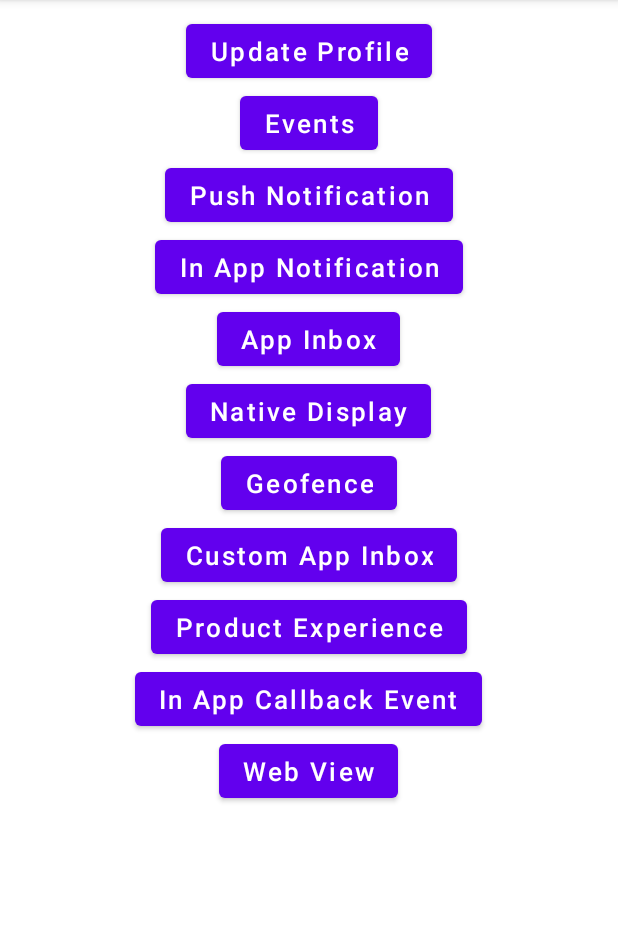
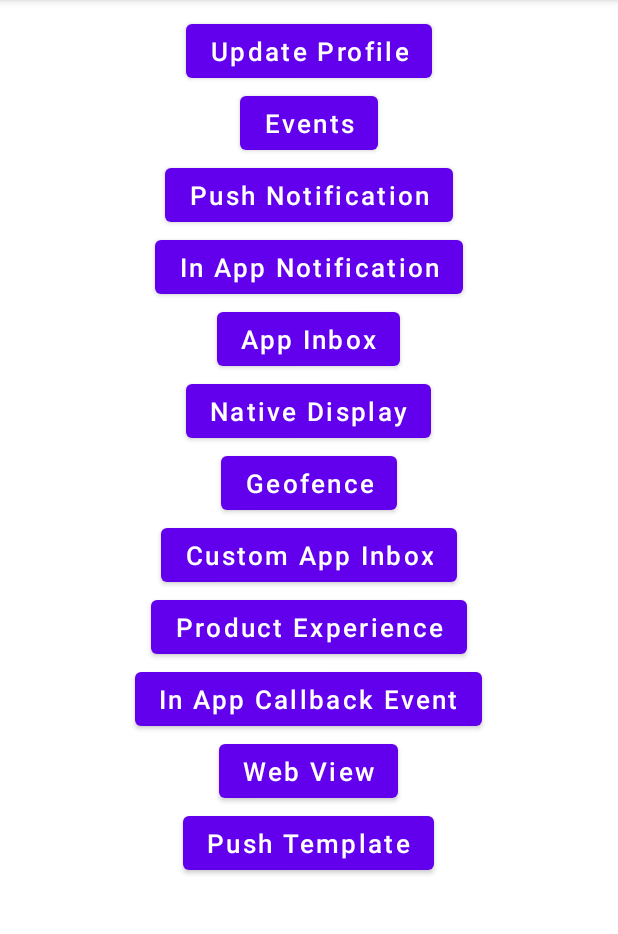
Before and after one commit to Karthik-CT/clevertap-android-integration, an Android app: the screen it shows after launch (MainActivity), on a phone screen of 412 x 824 dp, the part 84-1018 px from its top. Run offline under Robolectric (Android 15) with nearby library versions, the phone set to English and light mode, and no system bars; libraries missing offline, so code that uses them is left out: com.clevertap.android; 20 statements that could not run were skipped.

Commit message:
Push Templates added.

```diff
--- a/app/build.gradle
+++ b/app/build.gradle
@@ -71,4 +71,7 @@ dependencies {
     implementation "com.google.android.gms:play-services-location:19.0.1"
     implementation "androidx.work:work-runtime:2.7.1" // required for FETCH_LAST_LOCATION_PERIODIC
     implementation "androidx.concurrent:concurrent-futures:1.1.0"
+
+    //push templates
+    implementation "com.clevertap.android:push-templates:1.0.0"
 }
--- a/app/src/main/java/com/project/integrationsdk/MainActivity.kt
+++ b/app/src/main/java/com/project/integrationsdk/MainActivity.kt
@@ -31,8 +31,10 @@ import kotlin.collections.ArrayList
 import kotlin.collections.HashMap
 import android.location.LocationManager
 import android.os.Handler
+import com.clevertap.android.pushtemplates.PushTemplateNotificationHandler
 import com.clevertap.android.sdk.CTFeatureFlagsListener
 import com.clevertap.android.sdk.InAppNotificationButtonListener
+import com.clevertap.android.sdk.interfaces.NotificationHandler
 import com.clevertap.android.sdk.product_config.CTProductConfigListener
 
 class MainActivity : AppCompatActivity(), CTInboxListener, InAppNotificationButtonListener {
@@ -57,6 +59,9 @@ class MainActivity : AppCompatActivity(), CTInboxListener, InAppNotificationButt
             applicationContext, "testkk123", "Notification Test", "CleverTap Notification Test",
             NotificationManager.IMPORTANCE_MAX, true
         )
+
+        //push templates
+        CleverTapAPI.setNotificationHandler(PushTemplateNotificationHandler() as NotificationHandler)
 
 //        addUserDetails1()
         addUserDetails()
@@ -127,7 +132,12 @@ class MainActivity : AppCompatActivity(), CTInboxListener, InAppNotificationButt
         binding.webView.setOnClickListener {
             startActivity(Intent(applicationContext, WebViewActivity::class.java))
             Toast.makeText(applicationContext, "WebView Button Clicked", Toast.LENGTH_SHORT).show()
+        }
 
+        //push template button
+        binding.pushTemplate.setOnClickListener {
+            cleverTapDefaultInstance?.pushEvent("Karthik's Push Template Event")
+            Toast.makeText(applicationContext, "Push Template Event Clicked", Toast.LENGTH_SHORT).show()
         }
 
     }
--- a/app/src/main/res/layout/activity_main.xml
+++ b/app/src/main/res/layout/activity_main.xml
@@ -116,4 +116,14 @@
         android:textAllCaps="false"
         android:textSize="17sp" />
 
+    <Button
+        android:id="@+id/push_template"
+        android:layout_width="wrap_content"
+        android:layout_height="wrap_content"
+        android:layout_below="@id/web_view"
+        android:layout_centerHorizontal="true"
+        android:text="Push Template"
+        android:textAllCaps="false"
+        android:textSize="17sp" />
+
 </RelativeLayout>
```
Also changed, not shown: app/src/main/AndroidManifest.xml (+23 -2 lines).
